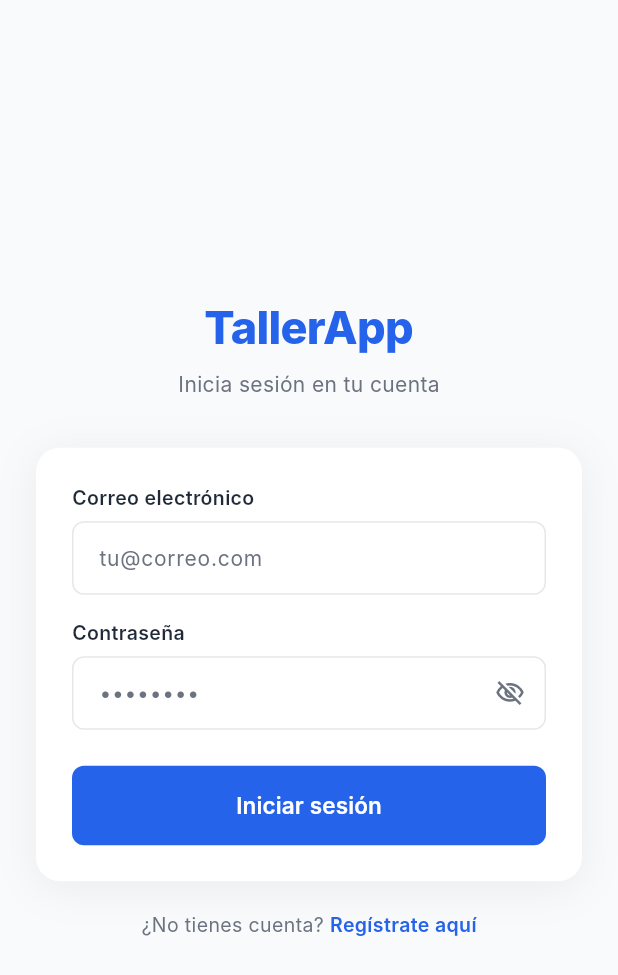
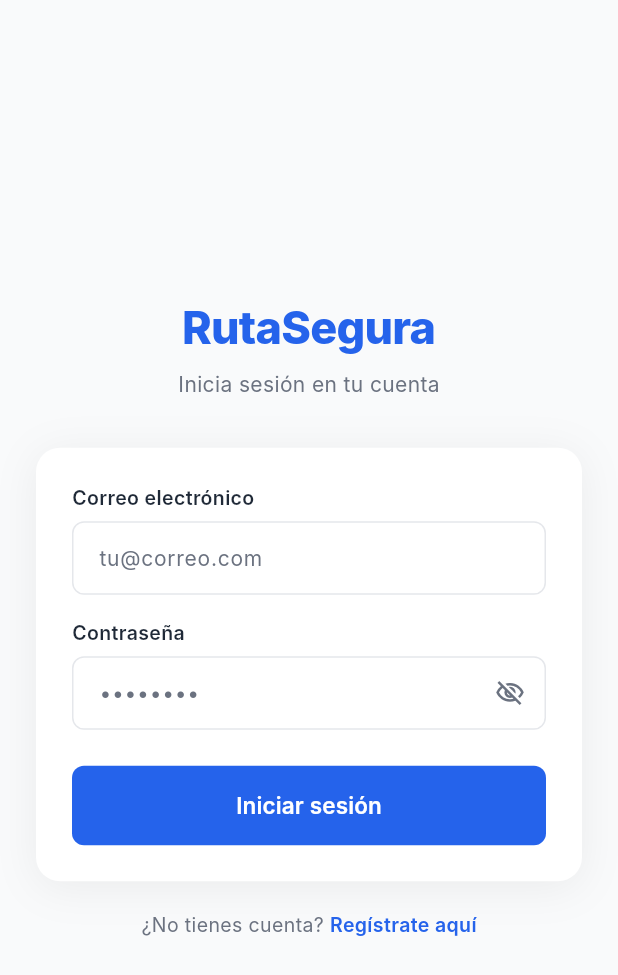
Before and after one commit to Daniel-Bri/taller_movil, a Flutter app: the screen it shows after launch, on a phone screen of 412 x 824 dp. Shown: the top 975 px of the screen. Run offline on Flutter 3.47's test engine with Material 3 defaults, Android fonts, the phone set to English and light mode, and no system bars; our stand-ins replace shared_preferences; Roboto replaces fonts that are missing (Inter).

Commit message:
Ciclo1 - Correcciones

```diff
--- a/lib/features/acceso_registro/iniciar_sesion/iniciar_sesion_page.dart
+++ b/lib/features/acceso_registro/iniciar_sesion/iniciar_sesion_page.dart
@@ -51,7 +51,7 @@ class _IniciarSesionPageState extends State<IniciarSesionPage> {
             child: Column(
               children: [
                 const Text(
-                  'TallerApp',
+                  'RutaSegura',
                   style: TextStyle(
                     fontSize: 30,
                     fontWeight: FontWeight.w800,
--- a/lib/features/acceso_registro/registrarse/registrarse_page.dart
+++ b/lib/features/acceso_registro/registrarse/registrarse_page.dart
@@ -64,7 +64,7 @@ class _RegistrarsePageState extends State<RegistrarsePage> {
             child: Column(
               children: [
                 const Text(
-                  'TallerApp',
+                  'RutaSegura',
                   style: TextStyle(
                     fontSize: 30,
                     fontWeight: FontWeight.w800,
--- a/lib/features/dashboard/dashboard_page.dart
+++ b/lib/features/dashboard/dashboard_page.dart
@@ -42,7 +42,7 @@ class _DashboardPageState extends State<DashboardPage> {
         foregroundColor: Colors.white,
         elevation: 0,
         title: const Text(
-          'TallerApp',
+          'RutaSegura',
           style: TextStyle(fontWeight: FontWeight.w800, fontSize: 20),
         ),
         actions: [
--- a/lib/main.dart
+++ b/lib/main.dart
@@ -7,16 +7,16 @@ import 'package:taller_movil/features/dashboard/dashboard_page.dart';
 import 'package:taller_movil/services/auth_service.dart';
 
 void main() {
-  runApp(const TallerApp());
+  runApp(const RutaSegura());
 }
 
-class TallerApp extends StatelessWidget {
-  const TallerApp({super.key});
+class RutaSegura extends StatelessWidget {
+  const RutaSegura({super.key});
 
   @override
   Widget build(BuildContext context) {
     return MaterialApp(
-      title: 'TallerApp',
+      title: 'RutaSegura',
       debugShowCheckedModeBanner: false,
       theme: ThemeData(
         colorScheme: ColorScheme.fromSeed(seedColor: AppColors.primary),
```
Also changed, not shown: 1 other file.
